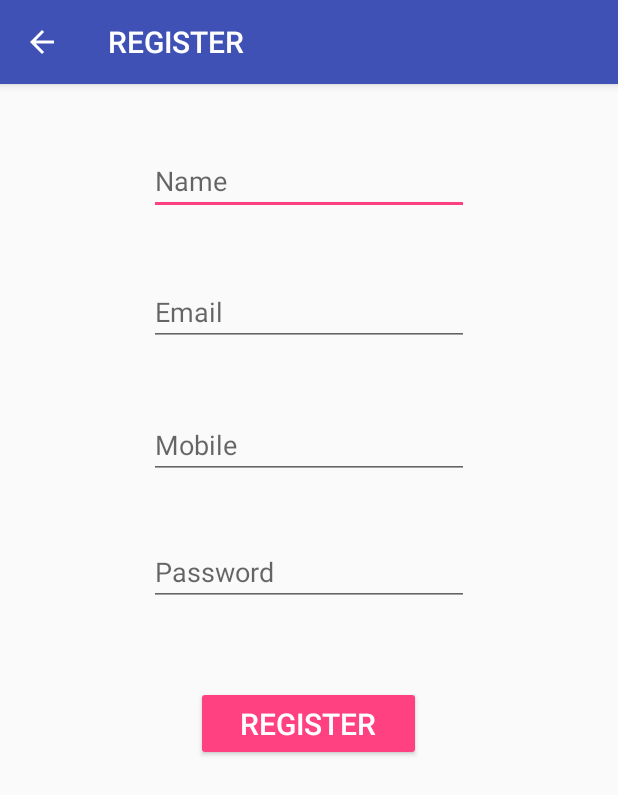
After one commit to MinorProj/Jobber, an Android app: the Register screen opened directly, with no data from a screen before it, on a phone screen of 412 x 824 dp. The commit adds this screen. Shown: the top 795 px of the screen. Run offline under Robolectric (Android 15) with nearby library versions, the phone set to English and light mode, and no system bars.

Commit message:
added login and register screen

```diff
--- /dev/null
+++ b/app/src/main/java/comorgsminorproj/httpsgithub/jobber/Register.java
@@ -0,0 +1,13 @@
+package comorgsminorproj.httpsgithub.jobber;
+
+import android.support.v7.app.AppCompatActivity;
+import android.os.Bundle;
+
+public class Register extends AppCompatActivity {
+
+    @Override
+    protected void onCreate(Bundle savedInstanceState) {
+        super.onCreate(savedInstanceState);
+        setContentView(R.layout.register);
+    }
+}
--- a/app/src/main/res/layout/login.xml
+++ b/app/src/main/res/layout/login.xml
@@ -33,14 +33,14 @@
         android:id="@+id/button5"
         style="@style/Widget.AppCompat.Button.Colored"
         android:layout_width="wrap_content"
-        android:layout_height="wrap_content"
+        android:layout_height="50dp"
         android:layout_alignEnd="@+id/editText4"
         android:layout_alignLeft="@+id/editText4"
         android:layout_alignRight="@+id/editText4"
         android:layout_alignStart="@+id/editText4"
         android:layout_below="@+id/editText4"
         android:layout_marginTop="100dp"
-        android:text="Login"
+        android:text="@string/login"
         android:textSize="20sp"
-        />
+        tools:ignore="HardcodedText" />
 </RelativeLayout>
--- /dev/null
+++ b/app/src/main/res/layout/register.xml
@@ -0,0 +1,71 @@
+<?xml version="1.0" encoding="utf-8"?>
+
+<RelativeLayout
+    android:layout_width="match_parent"
+    android:layout_height="match_parent"
+    xmlns:android="http://schemas.android.com/apk/res/android"
+    xmlns:tools="http://schemas.android.com/tools"
+    tools:context="comorgsminorproj.httpsgithub.jobber.Register"
+    >
+
+
+    <EditText
+        android:id="@+id/editText7"
+        android:layout_width="wrap_content"
+        android:layout_height="wrap_content"
+        android:layout_alignParentTop="true"
+        android:layout_centerHorizontal="true"
+        android:layout_marginTop="42dp"
+        android:ems="10"
+        android:hint="Name"
+        android:inputType="textPersonName" />
+
+    <EditText
+        android:id="@+id/editText8"
+        android:layout_width="wrap_content"
+        android:layout_height="wrap_content"
+        android:layout_alignLeft="@+id/editText7"
+        android:layout_alignStart="@+id/editText7"
+        android:layout_below="@+id/editText7"
+        android:layout_marginTop="42dp"
+        android:ems="10"
+        android:hint="Email"
+        android:inputType="textEmailAddress" />
+
+    <EditText
+        android:id="@+id/editText9"
+        android:layout_width="wrap_content"
+        android:layout_height="wrap_content"
+        android:layout_alignLeft="@+id/editText8"
+        android:layout_alignStart="@+id/editText8"
+        android:layout_below="@+id/editText8"
+        android:layout_marginTop="43dp"
+        android:ems="10"
+        android:hint="Mobile"
+        android:inputType="phone" />
+
+    <EditText
+        android:id="@+id/editText10"
+        android:layout_width="wrap_content"
+        android:layout_height="wrap_content"
+        android:layout_alignLeft="@+id/editText9"
+        android:layout_alignStart="@+id/editText9"
+        android:layout_below="@+id/editText9"
+        android:layout_marginTop="39dp"
+        android:ems="10"
+        android:hint="Password"
+        android:inputType="textPassword" />
+
+    <Button
+        android:id="@+id/button2"
+        style="@style/Widget.AppCompat.Button.Colored"
+        android:layout_width="150dp"
+        android:layout_height="50dp"
+        android:text="@string/register"
+        android:layout_below="@+id/editText10"
+        android:layout_centerHorizontal="true"
+        android:layout_marginTop="53dp"
+        android:textSize="20sp"
+        />
+
+</RelativeLayout>
```
Also changed, not shown: app/src/main/AndroidManifest.xml (+20 -0 lines), app/src/main/java/comorgsminorproj/httpsgithub/jobber/MainActivity.java (+9 -0 lines), app/src/main/res/values/strings.xml (+1 -13 lines).
